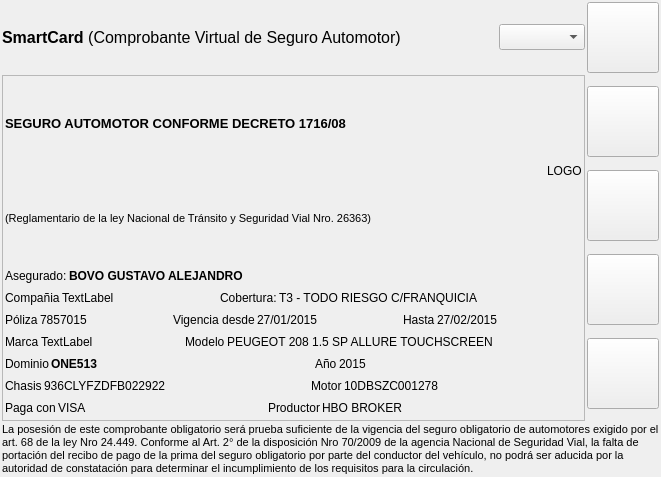
Qt form dominioAsegurado/mainwindow.ui (diegowald/dominioSeguro) before a commit.
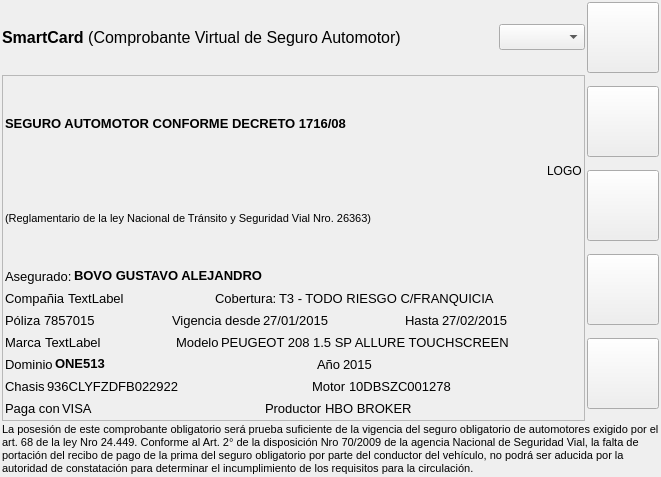
The same form after that commit. Icons and pictures are not drawn.

The edit to the form file:
```diff
--- a/dominioAsegurado/mainwindow.ui
+++ b/dominioAsegurado/mainwindow.ui
@@ -232,7 +232,7 @@
             <widget class="QLabel" name="label_5">
              <property name="font">
               <font>
-               <pointsize>9</pointsize>
+               <pointsize>10</pointsize>
               </font>
              </property>
              <property name="text">
@@ -244,7 +244,7 @@
             <widget class="QLabel" name="lblAsegurado">
              <property name="font">
               <font>
-               <pointsize>9</pointsize>
+               <pointsize>10</pointsize>
               </font>
              </property>
              <property name="text">
@@ -279,7 +279,7 @@
             <widget class="QLabel" name="lblCompany">
              <property name="font">
               <font>
-               <pointsize>9</pointsize>
+               <pointsize>10</pointsize>
               </font>
              </property>
              <property name="text">
@@ -291,7 +291,7 @@
             <widget class="QLabel" name="lblCompania">
              <property name="font">
               <font>
-               <pointsize>9</pointsize>
+               <pointsize>10</pointsize>
               </font>
              </property>
              <property name="text">
@@ -316,7 +316,7 @@
             <widget class="QLabel" name="label_7">
              <property name="font">
               <font>
-               <pointsize>9</pointsize>
+               <pointsize>10</pointsize>
               </font>
              </property>
              <property name="text">
@@ -328,7 +328,7 @@
             <widget class="QLabel" name="lblCobertura">
              <property name="font">
               <font>
-               <pointsize>9</pointsize>
+               <pointsize>10</pointsize>
               </font>
              </property>
              <property name="text">
@@ -360,7 +360,7 @@
             <widget class="QLabel" name="label_9">
              <property name="font">
               <font>
-               <pointsize>9</pointsize>
+               <pointsize>10</pointsize>
               </font>
              </property>
              <property name="text">
@@ -372,7 +372,7 @@
             <widget class="QLabel" name="lblPoliza">
              <property name="font">
               <font>
-               <pointsize>9</pointsize>
+               <pointsize>10</pointsize>
               </font>
              </property>
              <property name="text">
@@ -397,7 +397,7 @@
             <widget class="QLabel" name="label_3">
              <property name="font">
               <font>
-               <pointsize>9</pointsize>
+               <pointsize>10</pointsize>
               </font>
              </property>
              <property name="text">
@@ -409,7 +409,7 @@
             <widget class="QLabel" name="lblVigenciaDesde">
              <property name="font">
               <font>
-               <pointsize>9</pointsize>
+               <pointsize>10</pointsize>
               </font>
              </property>
              <property name="text">
@@ -434,7 +434,7 @@
             <widget class="QLabel" name="label_11">
              <property name="font">
               <font>
-               <pointsize>9</pointsize>
+               <pointsize>10</pointsize>
               </font>
              </property>
              <property name="text">
@@ -446,7 +446,7 @@
             <widget class="QLabel" name="lblVigenciaHasta">
              <property name="font">
               <font>
-               <pointsize>9</pointsize>
+               <pointsize>10</pointsize>
               </font>
              </property>
              <property name="text">
@@ -478,7 +478,7 @@
             <widget class="QLabel" name="label_6">
              <property name="font">
               <font>
-               <pointsize>9</pointsize>
+               <pointsize>10</pointsize>
               </font>
              </property>
              <property name="text">
@@ -490,7 +490,7 @@
             <widget class="QLabel" name="lblMarca">
              <property name="font">
               <font>
-               <pointsize>9</pointsize>
+               <pointsize>10</pointsize>
               </font>
              </property>
              <property name="text">
@@ -515,7 +515,7 @@
             <widget class="QLabel" name="label_12">
              <property name="font">
               <font>
-               <pointsize>9</pointsize>
+               <pointsize>10</pointsize>
               </font>
              </property>
              <property name="text">
@@ -527,7 +527,7 @@
             <widget class="QLabel" name="lblModelo">
              <property name="font">
               <font>
-               <pointsize>9</pointsize>
+               <pointsize>10</pointsize>
               </font>
              </property>
              <property name="text">
@@ -559,7 +559,7 @@
             <widget class="QLabel" name="label_14">
              <property name="font">
               <font>
-               <pointsize>9</pointsize>
+               <pointsize>10</pointsize>
               </font>
              </property>
              <property name="text">
@@ -571,7 +571,7 @@
             <widget class="QLabel" name="lblDominio">
              <property name="font">
               <font>
-               <pointsize>9</pointsize>
+               <pointsize>10</pointsize>
               </font>
              </property>
              <property name="text">
@@ -596,7 +596,7 @@
             <widget class="QLabel" name="label_16">
              <property name="font">
               <font>
-               <pointsize>9</pointsize>
+               <pointsize>10</pointsize>
               </font>
              </property>
              <property name="text">
@@ -608,7 +608,7 @@
             <widget class="QLabel" name="lblAnio">
              <property name="font">
               <font>
-               <pointsize>9</pointsize>
+               <pointsize>10</pointsize>
               </font>
              </property>
              <property name="text">
@@ -640,7 +640,7 @@
             <widget class="QLabel" name="label_18">
              <property name="font">
               <font>
-               <pointsize>9</pointsize>
+               <pointsize>10</pointsize>
               </font>
              </property>
              <property name="text">
@@ -652,7 +652,7 @@
             <widget class="QLabel" name="lblChasis">
              <property name="font">
               <font>
-               <pointsize>9</pointsize>
+               <pointsize>10</pointsize>
               </font>
              </property>
              <property name="text">
@@ -677,7 +677,7 @@
             <widget class="QLabel" name="label_20">
              <property name="font">
               <font>
-               <pointsize>9</pointsize>
+               <pointsize>10</pointsize>
               </font>
              </property>
              <property name="text">
@@ -689,7 +689,7 @@
             <widget class="QLabel" name="lblMotor">
              <property name="font">
               <font>
-               <pointsize>9</pointsize>
+               <pointsize>10</pointsize>
               </font>
              </property>
              <property name="text">
@@ -721,7 +721,7 @@
             <widget class="QLabel" name="label_22">
              <property name="font">
               <font>
-               <pointsize>9</pointsize>
+               <pointsize>10</pointsize>
               </font>
              </property>
              <property name="text">
@@ -733,7 +733,7 @@
             <widget class="QLabel" name="lblMedioPago">
              <property name="font">
               <font>
-               <pointsize>9</pointsize>
+               <pointsize>10</pointsize>
               </font>
              </property>
              <property name="text">
@@ -758,7 +758,7 @@
             <widget class="QLabel" name="label_24">
              <property name="font">
               <font>
-               <pointsize>9</pointsize>
+               <pointsize>10</pointsize>
               </font>
              </property>
              <property name="text">
@@ -770,7 +770,7 @@
             <widget class="QLabel" name="lblProductor">
              <property name="font">
               <font>
-               <pointsize>9</pointsize>
+               <pointsize>10</pointsize>
               </font>
              </property>
              <property name="text">
```
Left out of the diff: 2 changed lines with no effect on the pictures.
